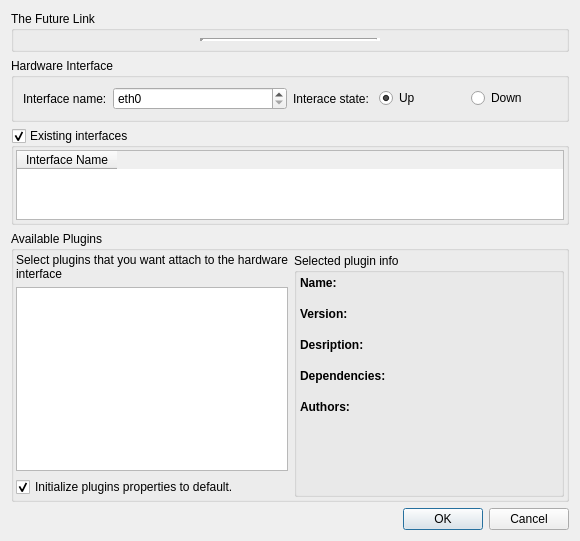
First picture: the form in ui/addLink.ui, repository slux83/visual-netkit, before the edit.
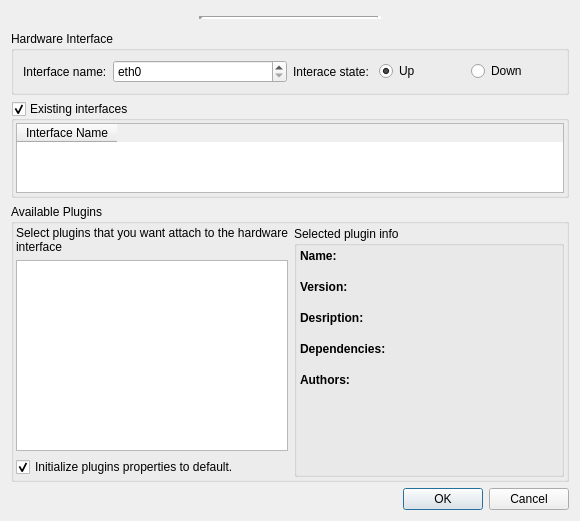
Second picture: the form after the edit.

Commit message: Fixed plugin dependencies Bug (on load and on selected inside the add vm/cd/link GUI) changed the link gui (the link description)

Diff of the .ui file:
```diff
--- a/ui/addLink.ui
+++ b/ui/addLink.ui
@@ -6,7 +6,7 @@
     <x>0</x>
     <y>0</y>
     <width>580</width>
-    <height>541</height>
+    <height>521</height>
    </rect>
   </property>
   <property name="minimumSize" >
@@ -20,18 +20,6 @@
   </property>
   <layout class="QVBoxLayout" name="verticalLayout" >
    <item>
-    <widget class="QGroupBox" name="groupBox_3" >
-     <property name="title" >
-      <string>The Future Link</string>
-     </property>
-     <layout class="QVBoxLayout" >
-      <property name="spacing" >
-       <number>3</number>
-      </property>
-      <property name="margin" >
-       <number>2</number>
-      </property>
-      <item>
        <layout class="QHBoxLayout" >
         <item>
          <widget class="QLabel" name="labelVm" >
@@ -63,6 +51,9 @@
           <property name="lineWidth" >
            <number>4</number>
           </property>
+       <property name="midLineWidth" >
+        <number>0</number>
+       </property>
           <property name="orientation" >
            <enum>Qt::Horizontal</enum>
           </property>
@@ -97,9 +88,6 @@
          </widget>
         </item>
        </layout>
-      </item>
-     </layout>
-    </widget>
    </item>
    <item>
     <widget class="QGroupBox" name="groupBox" >
```
Left out of the diff: 3 changed lines with no effect on the pictures. Lines whose indentation alone changed are shown as unchanged. The commit also changes 3 other files.
